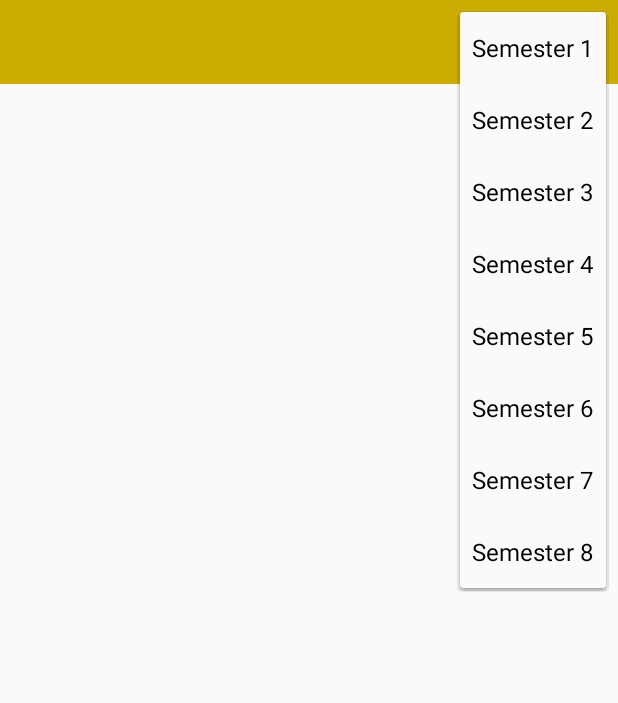
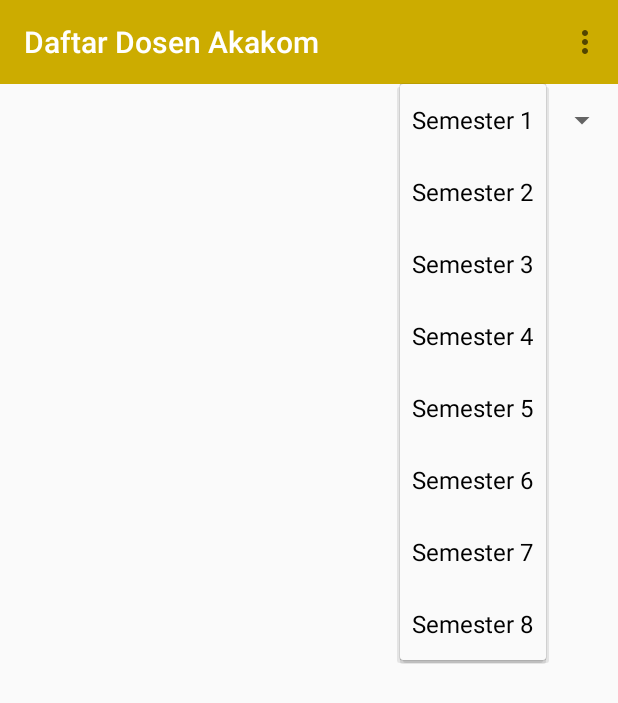
Before and after one commit to kapusan/Daftar-Dosen, an Android app: the screen it shows after launch (MainActivity), after a tap on "Semester 1", on a phone screen of 412 x 824 dp. Shown: the top 703 px of the screen. Run offline under Robolectric (Android 15) with nearby library versions, the phone set to English and light mode, and no system bars.

Commit message:
Layouting

```diff
--- a/app/src/main/AndroidManifest.xml
+++ b/app/src/main/AndroidManifest.xml
@@ -16,9 +16,6 @@
                 <category android:name="android.intent.category.LAUNCHER" />
             </intent-filter>
         </activity>
-        <activity android:name=".view.DosenActivity"
-            android:theme="@style/AppTheme.NoActionBar">
-        </activity>
     </application>
 
 </manifest>
--- a/app/src/main/java/com/rackspira/dos_a/view/MainActivity.java
+++ b/app/src/main/java/com/rackspira/dos_a/view/MainActivity.java
@@ -7,17 +7,22 @@ import android.view.MenuInflater;
 import android.view.MenuItem;
 import android.widget.ArrayAdapter;
 import android.widget.Spinner;
+import android.widget.Toolbar;
 
 import com.rackspira.dos_a.R;
 
 public class MainActivity extends AppCompatActivity {
 
     private Spinner spinnerMain;
+    private android.support.v7.widget.Toolbar toolbarMain;
 
     @Override
     protected void onCreate(Bundle savedInstanceState) {
         super.onCreate(savedInstanceState);
         setContentView(R.layout.activity_main);
+
+        toolbarMain = (android.support.v7.widget.Toolbar) findViewById(R.id.toolbar_main);
+        setSupportActionBar(toolbarMain);
 
         spinnerMain = (Spinner) findViewById(R.id.spinner_main);
         ArrayAdapter<CharSequence> adapter = ArrayAdapter.
--- a/app/src/main/res/layout/activity_main.xml
+++ b/app/src/main/res/layout/activity_main.xml
@@ -7,6 +7,7 @@
     tools:context="com.rackspira.dos_a.view.MainActivity">
 
     <RelativeLayout
+        android:id="@+id/container1"
         android:layout_width="wrap_content"
         android:layout_height="wrap_content">
 
@@ -14,21 +15,29 @@
             android:id="@+id/toolbar_main"
             android:layout_width="match_parent"
             android:layout_height="wrap_content"
-            android:background="@color/colorPrimary">
+            android:background="@color/colorPrimary"
+            app:title="Daftar Dosen Akakom"
+            app:titleTextColor="#ffffff">
 
         </android.support.v7.widget.Toolbar>
 
-        <android.support.v7.widget.AppCompatSpinner
-            android:id="@+id/spinner_main"
-            android:layout_width="wrap_content"
-            android:layout_height="wrap_content"
-            android:layout_gravity="end"
-            android:layout_margin="8dp"
-            android:background="@drawable/ic_spinner"
-            android:gravity="center"
-            android:layout_alignParentRight="true">
-
-        </android.support.v7.widget.AppCompatSpinner>
     </RelativeLayout>
 
+    <android.support.v7.widget.AppCompatSpinner
+        android:id="@+id/spinner_main"
+        android:layout_below="@+id/container1"
+        android:layout_width="wrap_content"
+        android:layout_height="wrap_content"
+        android:layout_alignParentRight="true">
+    </android.support.v7.widget.AppCompatSpinner>
+
+    <android.support.v7.widget.RecyclerView
+        android:id="@+id/recycler_main"
+        android:layout_below="@+id/spinner_main"
+        android:layout_width="match_parent"
+        android:layout_height="match_parent"
+        android:layout_margin="8dp">
+
+    </android.support.v7.widget.RecyclerView>
+
 </RelativeLayout>
```
Also changed, not shown: app/src/main/java/com/rackspira/dos_a/view/DosenActivity.java (deleted, +0 -15 lines), app/src/main/res/layout/activity_dosen.xml (deleted, +0 -9 lines).
